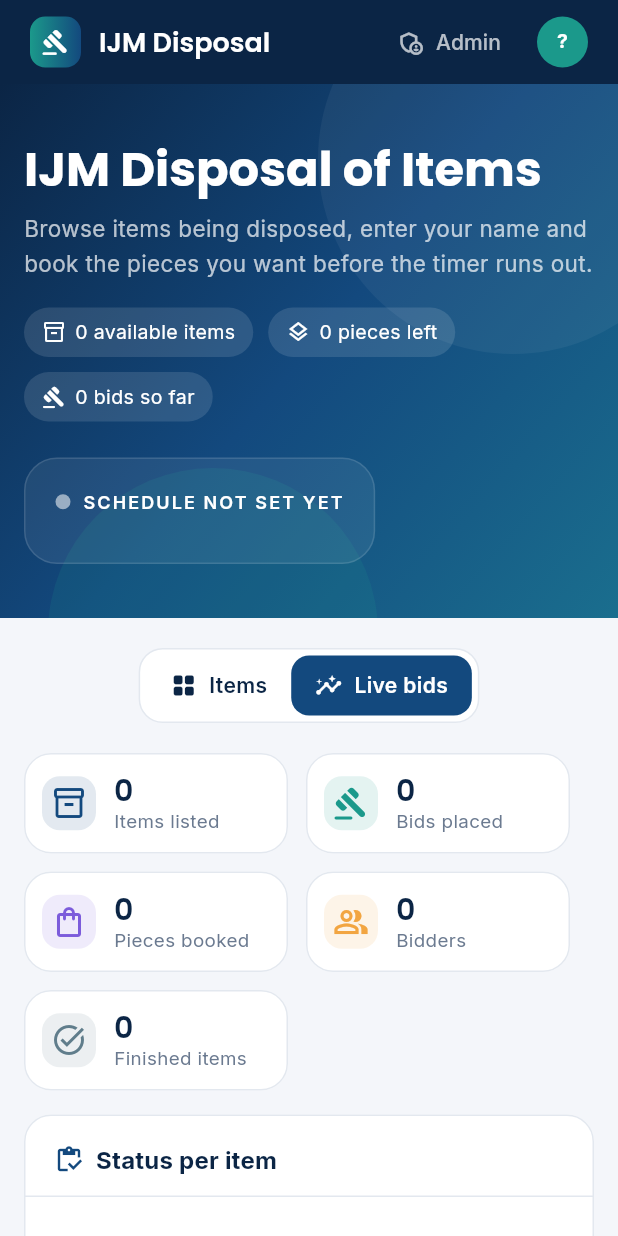
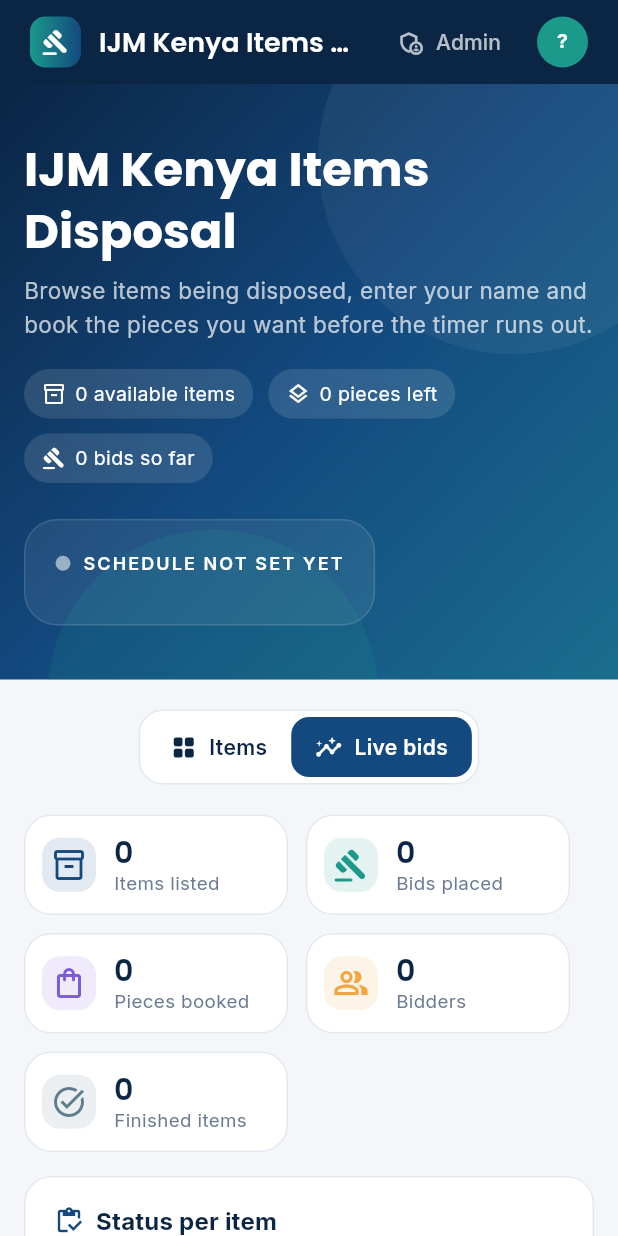
Before and after one commit to emmanukw/ijm_disposal, a Flutter app: the screen it shows once a user with an empty profile is signed in, after a tap on "Admin", after a tap on the "public" icon, after a tap on "Live bids", on a phone screen of 412 x 824 dp. Run offline on Flutter 3.47's test engine with Material 3 defaults, Android fonts, the phone set to English and light mode, and no system bars; our stand-ins replace cloud_firestore, csv, file_picker, firebase_auth, firebase_core, go_router and 2 more; missing offline and left inert: dart:js_interop, excel; accounts and stored records are empty.

Commit message:
Rename site to IJM Kenya Items Disposal
Single appTitle constant used for the browser tab, header, admin header
and default page title; also fixes the tab title that showed ijm_disposal.

Co-Authored-By: Claude Opus 5.5 <noreply@anthropic.com>
Claude-Session: https://claude.ai/code/session_01Davr2hCVJCxxC5CRJ5Ru6M

```diff
--- a/lib/config.dart
+++ b/lib/config.dart
@@ -1,6 +1,9 @@
 /// App-wide constants. Change these to suit your deployment.
 const currency = 'KES';
 const orgName = 'IJM';
+
+/// Name of the site (browser tab, header, default title).
+const appTitle = 'IJM Kenya Items Disposal';
 
 /// Only verified email addresses on this domain may use the site
 /// (admins listed in the `admins` collection are exempt).
--- a/lib/main.dart
+++ b/lib/main.dart
@@ -5,6 +5,7 @@ import 'package:flutter/material.dart';
 import 'package:flutter_web_plugins/url_strategy.dart';
 import 'package:go_router/go_router.dart';
 
+import 'config.dart';
 import 'firebase_options.dart';
 import 'pages/admin_page.dart';
 import 'pages/home_page.dart';
@@ -58,7 +59,7 @@ class DisposalApp extends StatelessWidget {
   @override
   Widget build(BuildContext context) {
     return MaterialApp.router(
-      title: 'IJM Disposal of Items',
+      title: appTitle,
       debugShowCheckedModeBanner: false,
       routerConfig: _router,
       theme: buildTheme(),
--- a/lib/models/auction_settings.dart
+++ b/lib/models/auction_settings.dart
@@ -1,4 +1,6 @@
 import 'package:cloud_firestore/cloud_firestore.dart';
+
+import '../config.dart';
 
 /// Global settings for the current disposal exercise (stored at settings/auction).
 class AuctionSettings {
@@ -20,7 +22,7 @@ class AuctionSettings {
     this.maxTotalPerPerson = 0,
   });
 
-  static const empty = AuctionSettings(title: 'IJM Disposal of Items');
+  static const empty = AuctionSettings(title: appTitle);
 
   bool isOpen(DateTime now) =>
       endsAt != null &&
--- a/lib/pages/admin_page.dart
+++ b/lib/pages/admin_page.dart
@@ -148,7 +148,7 @@ class _AdminHomeState extends State<_AdminHome> {
           const LogoMark(),
           const SizedBox(width: 12),
           Flexible(
-            child: Text(wide ? '$orgName Disposal · Admin' : 'Admin',
+            child: Text(wide ? '$appTitle · Admin' : 'Admin',
                 overflow: TextOverflow.ellipsis),
           ),
         ]),
--- a/lib/pages/home_page.dart
+++ b/lib/pages/home_page.dart
@@ -236,7 +236,7 @@ class _TopBar extends StatelessWidget {
         const LogoMark(),
         const SizedBox(width: 12),
         Flexible(
-          child: Text('$orgName Disposal',
+          child: Text(appTitle,
               overflow: TextOverflow.ellipsis,
               style: Theme.of(context)
                   .appBarTheme
```
Also changed, not shown: 2 other files.
